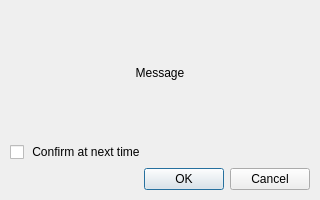
First picture: the form in src/GUI/confirm_dialog.ui, repository funfun-dc5/qtbrynhildr, before the edit.
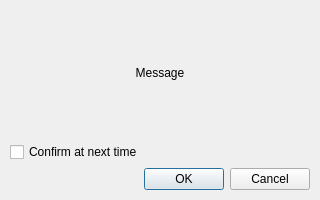
Second picture: the form after the edit.

The edit to the form file:
```diff
--- a/src/GUI/confirm_dialog.ui
+++ b/src/GUI/confirm_dialog.ui
@@ -43,7 +43,7 @@
     <item>
      <widget class="QCheckBox" name="checkBox_confirm">
       <property name="text">
-       <string> Confirm at next time</string>
+       <string>Confirm at next time</string>
       </property>
      </widget>
     </item>
```
